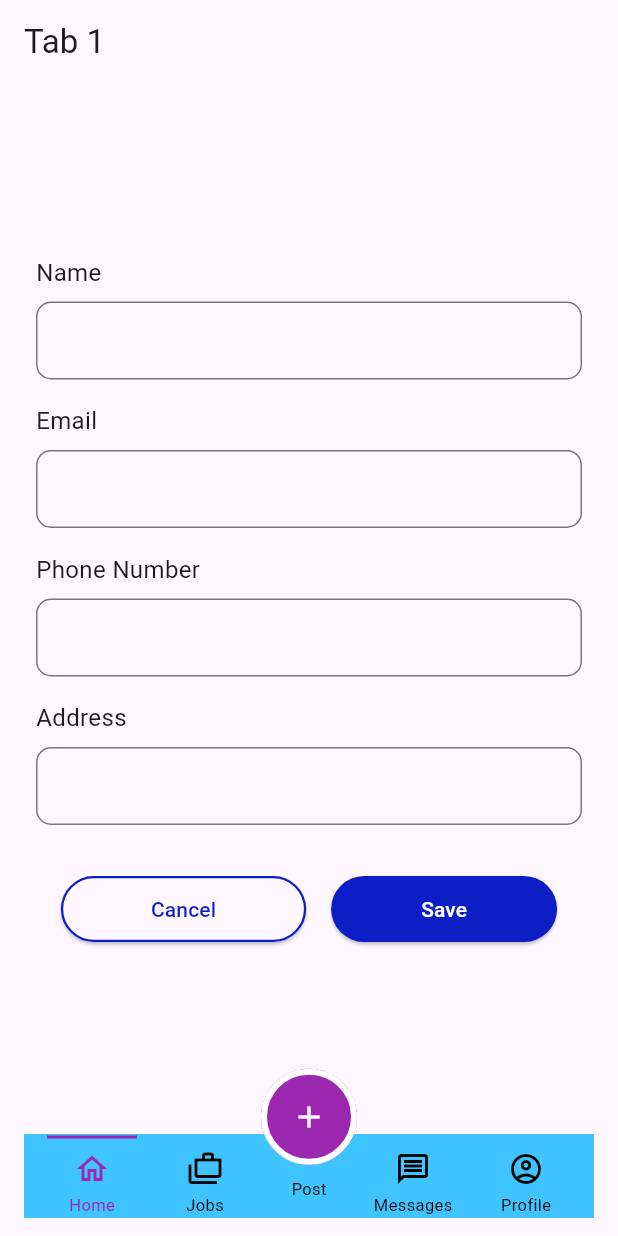
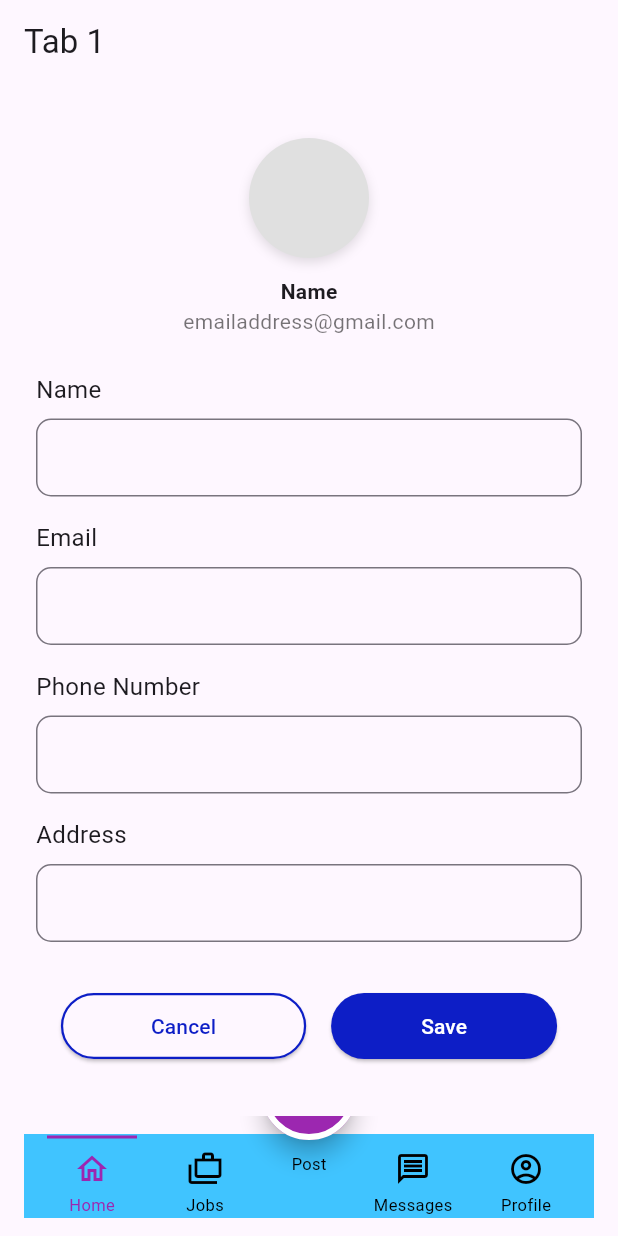
Before and after one commit to Chisei1899/AppDevMobile, a Flutter app: the screen it shows after launch, after a tap on the "add" icon, on a phone screen of 412 x 824 dp. Run offline on Flutter 3.47's test engine with Material 3 defaults, Android fonts, the phone set to English and light mode, and no system bars.

Commit message:
08/04/25 Added image icon above and name and email. Floating action button still needs fixing

```diff
--- a/lib/main_screen.dart
+++ b/lib/main_screen.dart
@@ -65,9 +65,26 @@ class _MainScreenState extends State<MainScreen> {
           ))
               .toList(),
         ),
-        floatingActionButtonLocation: FloatingActionButtonLocation.centerDocked,
-        floatingActionButton: Container(
-          margin: const EdgeInsets.only(top: 25),
+        bottomNavigationBar: Stack(
+          children: [
+            NavBar(
+              pageIndex: selectedTab,
+              onTap: (index) {
+                if (index == selectedTab) {
+                  items[index]
+                      .navKey
+                      .currentState
+                      ?.popUntil((route) => route.isFirst);
+                } else {
+                  setState(() {
+                    selectedTab = index;
+                  });
+                }
+              },
+            ),
+            Positioned(
+              bottom: 40, // Adjust this value to control the FAB's position
+              left: MediaQuery.of(context).size.width * 0.5 - 32, // Center horizontally
               child: Column(
                 mainAxisSize: MainAxisSize.min,
                 children: [
@@ -76,7 +93,6 @@ class _MainScreenState extends State<MainScreen> {
                     width: 64,
                     child: FloatingActionButton(
                       backgroundColor: Colors.purple,
-                  elevation: 0,
                       onPressed: () => debugPrint("Add Button pressed"),
                       shape: RoundedRectangleBorder(
                         side: const BorderSide(width: 4, color: Colors.white),
@@ -99,20 +115,7 @@ class _MainScreenState extends State<MainScreen> {
                 ],
               ),
             ),
-        bottomNavigationBar: NavBar(
-          pageIndex: selectedTab,
-          onTap: (index) {
-            if (index == selectedTab) {
-              items[index]
-                  .navKey
-                  .currentState
-                  ?.popUntil((route) => route.isFirst);
-            } else {
-              setState(() {
-                selectedTab = index;
-              });
-            }
-          },
+          ],
         ),
       ),
     );
@@ -135,6 +138,40 @@ class TabPage extends StatelessWidget {
             child: Column(
               mainAxisSize: MainAxisSize.min,
               children: [
+                // Profile image
+                Container(
+                  margin: const EdgeInsets.only(bottom: 24),
+                  child: Column(
+                    children: [
+                      Container(
+                        decoration: BoxDecoration(
+                          shape: BoxShape.circle,
+                          boxShadow: [
+                            BoxShadow(
+                              color: Colors.black12,
+                              blurRadius: 6,
+                              offset: Offset(0, 3),
+                            ),
+                          ],
+                        ),
+                        child: CircleAvatar(
+                          radius: 40,
+                          backgroundColor: Colors.grey[300],
+                        ),
+                      ),
+                      const SizedBox(height: 12),
+                      const Text(
+                        'Name',
+                        style: TextStyle(fontWeight: FontWeight.bold),
+                      ),
+                      const Text(
+                        'emailaddress@gmail.com',
+                        style: TextStyle(color: Colors.black54),
+                      ),
+                    ],
+                  ),
+                ),
+
                 _buildTextField('Name'),
                 const SizedBox(height: 16),
                 _buildTextField('Email'),
@@ -158,7 +195,6 @@ class TabPage extends StatelessWidget {
     );
   }
 
-  // Build the TextField widget
   Widget _buildTextField(String label) {
     return Column(
       crossAxisAlignment: CrossAxisAlignment.start,
@@ -170,26 +206,26 @@ class TabPage extends StatelessWidget {
             border: OutlineInputBorder(
               borderRadius: BorderRadius.circular(10),
             ),
-            contentPadding: const EdgeInsets.symmetric(horizontal: 12, vertical: 14),
+            contentPadding:
+            const EdgeInsets.symmetric(horizontal: 12, vertical: 14),
           ),
         ),
       ],
     );
   }
 
-  // Build the Button widget
   Widget _buildButton(String text, {required bool isFilled}) {
     return ElevatedButton(
       style: ElevatedButton.styleFrom(
         backgroundColor: isFilled
-            ? const Color(0xFF0D1EC6) // Filled button with blue background
-            :  const Color(0xFFFEF7FF), // Unfilled button with white background
+            ? const Color(0xFF0D1EC6)
+            : const Color(0xFFFEF7FF),
         foregroundColor: isFilled
-            ? Colors.white // Filled button with white text
-            : const Color(0xFF0D1EC6), // Unfilled button with blue text
+            ? Colors.white
+            : const Color(0xFF0D1EC6),
         side: isFilled
             ? BorderSide.none
-            : const BorderSide(color: Color(0xFF0D1EC6), width: 1.5), // Border for unfilled button
+            : const BorderSide(color: Color(0xFF0D1EC6), width: 1.5),
         padding: const EdgeInsets.symmetric(horizontal: 60, vertical: 12),
         shape: RoundedRectangleBorder(
           borderRadius: BorderRadius.circular(25),
@@ -200,17 +236,3 @@ class TabPage extends StatelessWidget {
     );
   }
 }
-
-class Page extends StatelessWidget {
-  final int tab;
-
-  const Page({super.key, required this.tab});
-
-  @override
-  Widget build(BuildContext context) {
-    return Scaffold(
-      appBar: AppBar(title: Text('Page Tab $tab')),
-      body: Center(child: Text('Tab $tab')),
-    );
-  }
-}
--- a/pubspec.yaml
+++ b/pubspec.yaml
@@ -30,6 +30,7 @@ environment:
 dependencies:
   flutter:
     sdk: flutter
+
 
 
   # The following adds the Cupertino Icons font to your application.
```
Also changed, not shown: 4 other files. Lines whose indentation alone changed are shown as unchanged.
